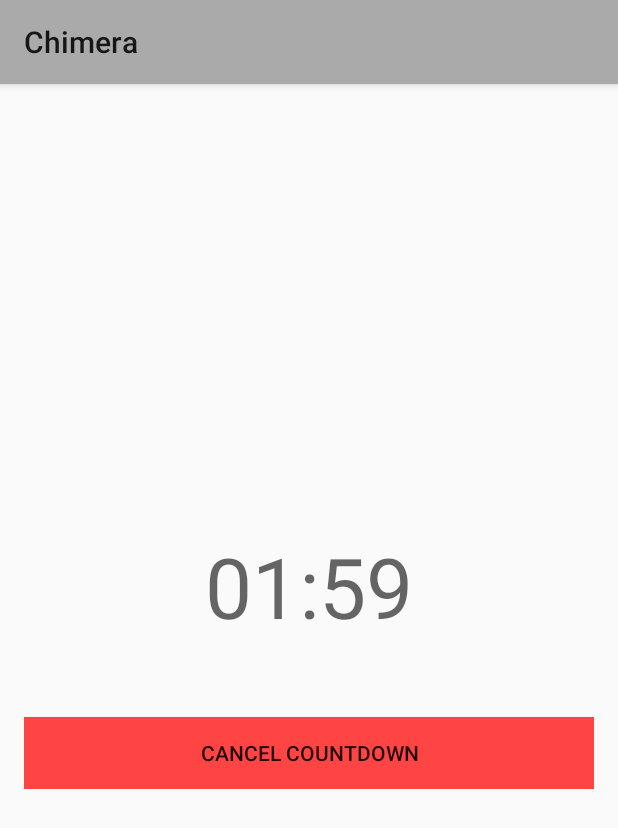
After one commit to drkno/Chimera, an Android app: the TimeoutActivity screen opened directly, with no data from a screen before it, on a phone screen of 412 x 824 dp. The commit adds this screen. Shown: the top 828 px of the screen. Run offline under Robolectric (Android 15) with nearby library versions, the phone set to English and light mode, and no system bars.

Commit message:
Close timer

```diff
--- /dev/null
+++ b/android/app/src/main/java/nz/co/makereti/chimera/TimeoutActivity.java
@@ -0,0 +1,55 @@
+package nz.co.makereti.chimera;
+
+import android.annotation.SuppressLint;
+import android.content.SharedPreferences;
+import android.os.CountDownTimer;
+import android.preference.PreferenceManager;
+import android.support.v7.app.AppCompatActivity;
+import android.os.Bundle;
+import android.view.View;
+import android.widget.TextView;
+
+import java.util.concurrent.TimeUnit;
+
+import nz.co.makereti.chimera.garage.GarageDoorControl;
+
+public class TimeoutActivity extends AppCompatActivity {
+
+    private CountDownTimer timer;
+
+    @Override
+    protected void onCreate(Bundle savedInstanceState) {
+        super.onCreate(savedInstanceState);
+        setContentView(R.layout.activity_timeout);
+    }
+
+    @Override
+    protected void onStart() {
+        super.onStart();
+        SharedPreferences sharedPreferences = PreferenceManager.getDefaultSharedPreferences(getApplicationContext());
+        int waitTime = Integer.parseInt(sharedPreferences.getString("garageShutDoorTimeout", "120000"));
+        final TextView chronometer = (TextView) findViewById(R.id.countDown);
+        timer = new CountDownTimer(waitTime, 1000) {
+            @SuppressLint("DefaultLocale")
+            @Override
+            public void onTick(long timeUntilFinished) {
+                chronometer.setText(String.format("%02d:%02d",
+                        TimeUnit.MILLISECONDS.toMinutes(timeUntilFinished),
+                        TimeUnit.MILLISECONDS.toSeconds(timeUntilFinished) -
+                                TimeUnit.MINUTES.toSeconds(TimeUnit.MILLISECONDS.toMinutes(timeUntilFinished))));
+            }
+
+            @Override
+            public void onFinish() {
+                GarageDoorControl.closeDoor(getApplicationContext());
+                finish();
+            }
+        };
+        timer.start();
+    }
+
+    public void cancel(View view) {
+        timer.cancel();
+        finish();
+    }
+}
--- a/android/app/src/main/java/nz/co/makereti/chimera/garage/GarageDoorControl.java
+++ b/android/app/src/main/java/nz/co/makereti/chimera/garage/GarageDoorControl.java
@@ -82,6 +82,7 @@ public final class GarageDoorControl {
     }
 
     public static void getDoorStatus(final Context context, final IGarageStatus garageStatus) {
+        try {
             Call<ApiResult> result = GarageDoorControl.get(context).door();
             result.enqueue(new Callback<ApiResult>() {
                 @Override
@@ -95,4 +96,9 @@ public final class GarageDoorControl {
                 }
             });
         }
+        catch(Exception e) {
+
+            garageStatus.onDoorStatus(DoorStatus.Closed);
         }
+    }
+}
--- a/android/app/src/main/java/nz/co/makereti/chimera/service/InRangeService.java
+++ b/android/app/src/main/java/nz/co/makereti/chimera/service/InRangeService.java
@@ -244,6 +244,7 @@ public class InRangeService extends Service {
         notificationManger.notify(SCANNING_NOTIFICATION, scanningNotification);
         startForeground(SCANNING_NOTIFICATION, scanningNotification);
 
+        directionFound.set(false);
         ignoreFirst.set(false);
         shouldScan.set(true);
         wifiManager.startScan();
--- a/android/app/src/main/java/nz/co/makereti/chimera/settings/SettingsActivity.java
+++ b/android/app/src/main/java/nz/co/makereti/chimera/settings/SettingsActivity.java
@@ -131,6 +131,7 @@ public class SettingsActivity extends AppCompatPreferenceActivity {
             bindPreferenceSummaryToValue(findPreference("garageServerPort"));
             bindPreferenceSummaryToValue(findPreference("garageServerCameraPort"));
             bindPreferenceSummaryToValue(findPreference("garageUsername"));
+            bindPreferenceSummaryToValue(findPreference("garageShutDoorTimeout"));
         }
 
         @Override
--- /dev/null
+++ b/android/app/src/main/res/layout/activity_timeout.xml
@@ -0,0 +1,41 @@
+<?xml version="1.0" encoding="utf-8"?>
+<RelativeLayout xmlns:android="http://schemas.android.com/apk/res/android"
+    xmlns:tools="http://schemas.android.com/tools"
+    android:layout_width="match_parent"
+    android:layout_height="match_parent"
+    android:paddingBottom="@dimen/activity_vertical_margin"
+    android:paddingLeft="@dimen/activity_horizontal_margin"
+    android:paddingRight="@dimen/activity_horizontal_margin"
+    android:paddingTop="@dimen/activity_vertical_margin"
+    tools:context="nz.co.makereti.chimera.TimeoutActivity">
+
+    <GridLayout
+        android:layout_width="match_parent"
+        android:layout_height="wrap_content"
+        android:rowCount="2"
+        android:columnCount="1"
+        android:layout_centerHorizontal="true"
+        android:layout_centerVertical="true">
+
+        <TextView
+            android:id="@+id/countDown"
+            android:layout_width="wrap_content"
+            android:layout_height="wrap_content"
+            android:textAppearance="@style/Base.TextAppearance.AppCompat.Display3"
+            android:layout_row="0"
+            android:layout_column="0"
+            android:layout_gravity="center_horizontal"
+            android:paddingBottom="50dp"
+            android:text="00:00" />
+
+        <Button
+            android:id="@+id/cancelButton"
+            android:layout_width="match_parent"
+            android:text="Cancel Countdown"
+            android:background="@android:color/holo_red_light"
+            android:onClick="cancel" />
+
+    </GridLayout>
+
+
+</RelativeLayout>
```
Also changed, not shown: android/app/src/main/AndroidManifest.xml (+6 -2 lines), android/app/src/main/java/nz/co/makereti/chimera/ControlActivity.java (+8 -2 lines), android/app/src/main/res/xml/pref_garage.xml (+8 -0 lines), 2 other files. Lines whose indentation alone changed are shown as unchanged.
